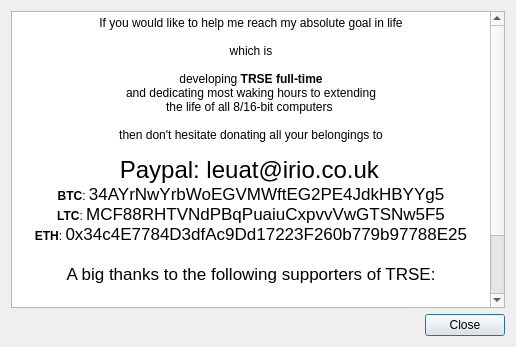
Before: the Qt Designer form source/dialogdonate.ui in leuat/TRSE, drawn with Qt 5.
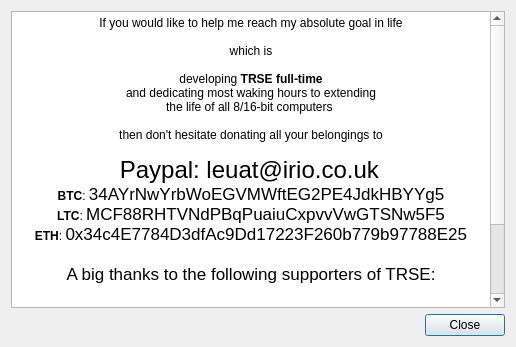
After: the same form once the commit is applied.

The edit to the form file:
```diff
--- a/source/dialogdonate.ui
+++ b/source/dialogdonate.ui
@@ -40,7 +40,7 @@
 &lt;p align=&quot;center&quot; style=&quot;-qt-paragraph-type:empty; margin-top:0px; margin-bottom:0px; margin-left:0px; margin-right:0px; -qt-block-indent:0; text-indent:0px;&quot;&gt;&lt;br /&gt;&lt;/p&gt;
 &lt;p align=&quot;center&quot; style=&quot; margin-top:0px; margin-bottom:0px; margin-left:0px; margin-right:0px; -qt-block-indent:0; text-indent:0px;&quot;&gt;A big thanks to the following supporters of TRSE:&lt;/p&gt;
 &lt;p align=&quot;center&quot; style=&quot;-qt-paragraph-type:empty; margin-top:0px; margin-bottom:0px; margin-left:0px; margin-right:0px; -qt-block-indent:0; text-indent:0px;&quot;&gt;&lt;br /&gt;&lt;/p&gt;
-&lt;p align=&quot;center&quot; style=&quot; margin-top:0px; margin-bottom:0px; margin-left:0px; margin-right:0px; -qt-block-indent:0; text-indent:0px;&quot;&gt;Bones,  Sebastien Goutal,  RJ Cowell,  John Wells,  &lt;/p&gt;
+&lt;p align=&quot;center&quot; style=&quot; margin-top:0px; margin-bottom:0px; margin-left:0px; margin-right:0px; -qt-block-indent:0; text-indent:0px;&quot;&gt;Tony Brice, Bones,  Sebastien Goutal,  RJ Cowell,  John Wells,  &lt;/p&gt;
 &lt;p align=&quot;center&quot; style=&quot; margin-top:0px; margin-bottom:0px; margin-left:0px; margin-right:0px; -qt-block-indent:0; text-indent:0px;&quot;&gt;J.S. Cardona Iguina, Dennis Belfrage, Roope Kangas(!),  Bartek Matyja,&lt;/p&gt;
 &lt;p align=&quot;center&quot; style=&quot; margin-top:0px; margin-bottom:0px; margin-left:0px; margin-right:0px; -qt-block-indent:0; text-indent:0px;&quot;&gt;Andy,  Markus Fehr,  Richard Sopuch&lt;/p&gt;&lt;/body&gt;&lt;/html&gt;</string>
        </property>
```
